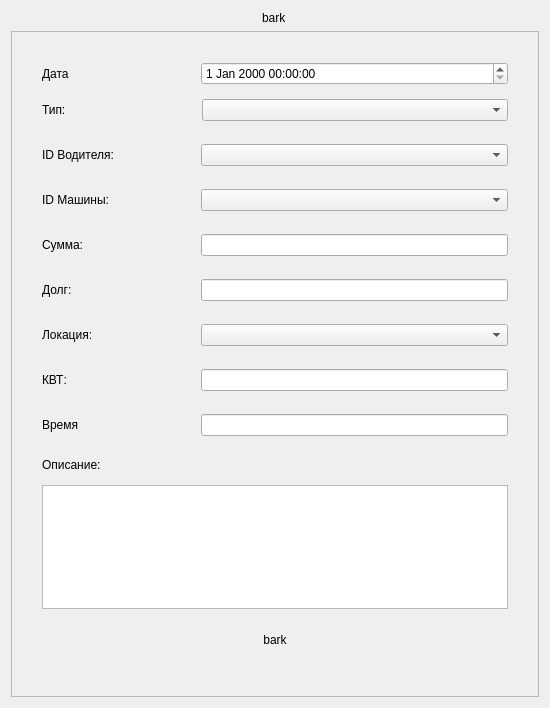
This is EcoTaxiQt/pages/addupdatewindowevents.ui in zhanyysh/ecotaxi as Qt 5 draws it before an edit. The edited form follows.
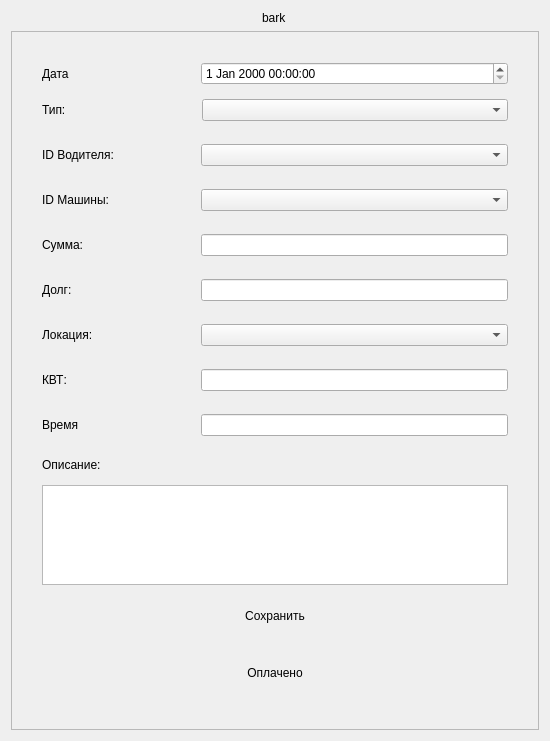
This is the edited form.

What changed in the file:
```diff
--- a/EcoTaxiQt/pages/addupdatewindowevents.ui
+++ b/EcoTaxiQt/pages/addupdatewindowevents.ui
@@ -489,7 +489,26 @@
          <string notr="true"/>
         </property>
         <property name="text">
-         <string>bark</string>
+         <string>Сохранить</string>
+        </property>
+        <property name="flat">
+         <bool>true</bool>
+        </property>
+       </widget>
+      </item>
+      <item alignment="Qt::AlignHCenter">
+       <widget class="QPushButton" name="paidButton">
+        <property name="minimumSize">
+         <size>
+          <width>250</width>
+          <height>52</height>
+         </size>
+        </property>
+        <property name="styleSheet">
+         <string notr="true"/>
+        </property>
+        <property name="text">
+         <string>Оплачено</string>
         </property>
         <property name="flat">
          <bool>true</bool>
```
